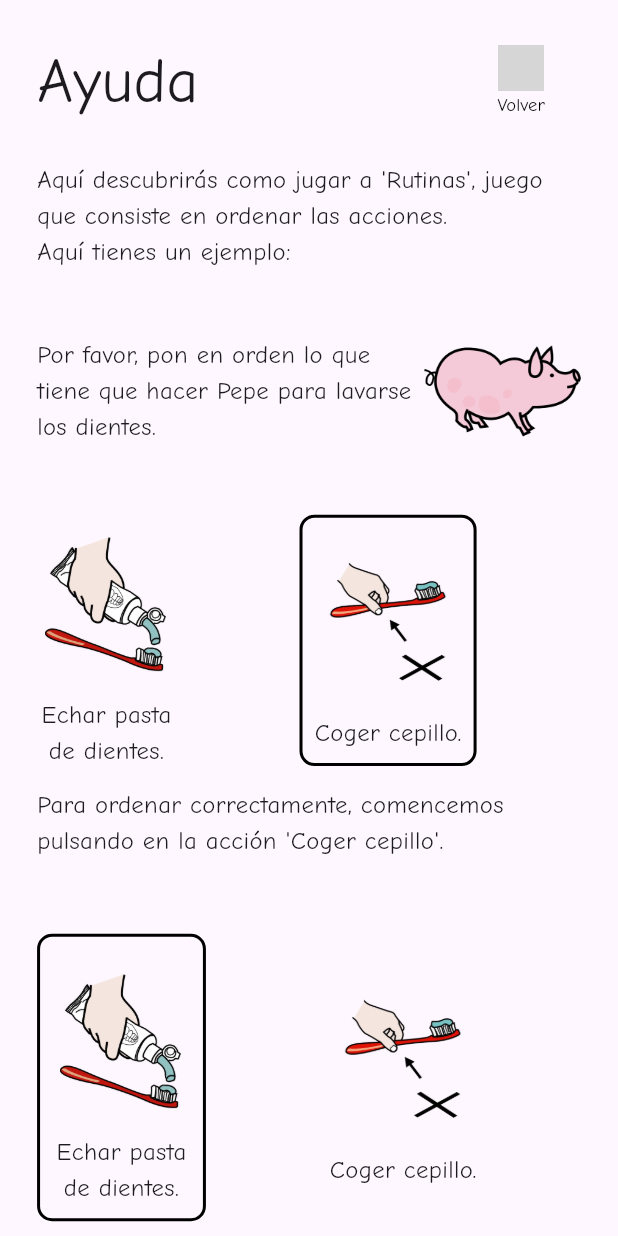
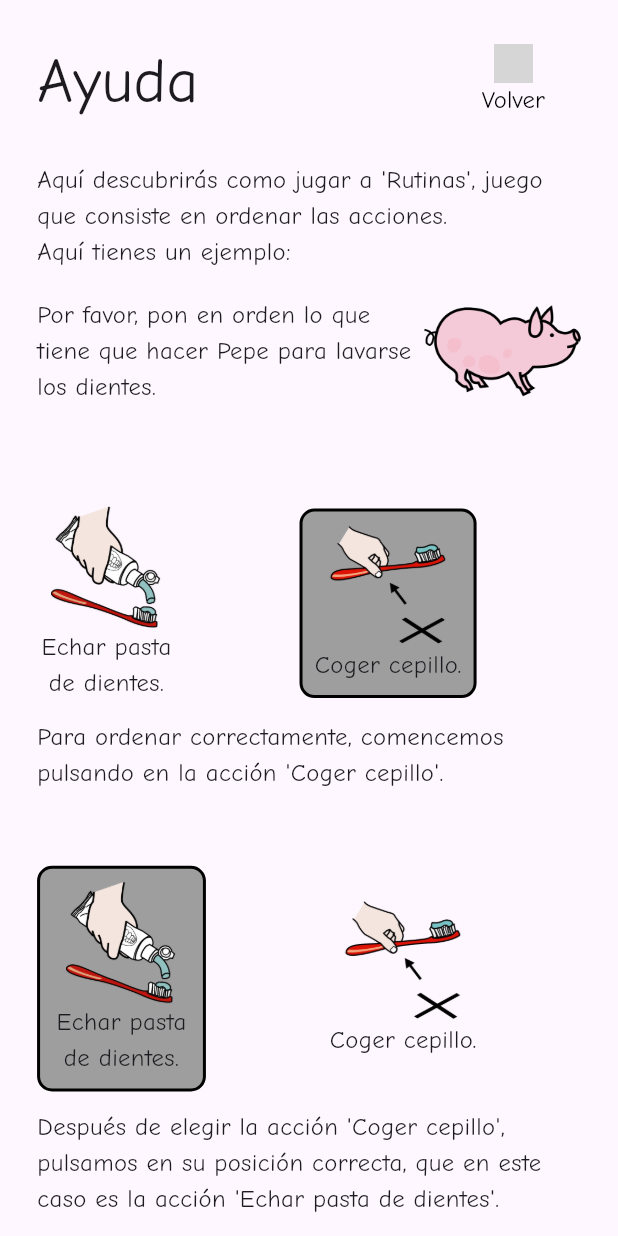
Before and after one commit to alonsodesansegundo/rutirse, a Flutter app: the screen it shows after launch, after a tap on "Ayuda", on a phone screen of 412 x 824 dp. Run offline on Flutter 3.47's test engine with Material 3 defaults, Android fonts, the phone set to English and light mode, and no system bars; our stand-ins replace flutter_tts, sqflite; accounts and stored records are empty; grey boxes are pictures that could not be loaded.

Commit message:
Correciones dee tamaño y parar de reproducir audio si salimos de la pantalla

```diff
--- a/lib/screens/ayuda.dart
+++ b/lib/screens/ayuda.dart
@@ -73,7 +73,7 @@ class _AyudaState extends State<Ayuda> {
                         'Volver',
                         style: TextStyle(
                             fontFamily: 'ComicNeue',
-                            fontSize: textSize * 0.75,
+                            fontSize: textSize,
                             color: Colors.black),
                       ),
                       onPressed: () {
@@ -124,6 +124,7 @@ class _AyudaState extends State<Ayuda> {
                     ),
                   ],
                 ),
+                SizedBox(height: espacioAlto * 2), // Espacio entre los textos
                 // AYUDA 1
                 Row(
                   children: [
@@ -150,6 +151,7 @@ class _AyudaState extends State<Ayuda> {
                     Container(
                       padding: EdgeInsets.all(8.0),
                       decoration: BoxDecoration(
+                        color: Colors.grey,
                         border: Border.all(
                           color: Colors.black,
                           width: 2.0,
@@ -192,6 +194,7 @@ class _AyudaState extends State<Ayuda> {
                     Container(
                       padding: EdgeInsets.all(8.0),
                       decoration: BoxDecoration(
+                        color: Colors.grey,
                         border: Border.all(
                           color: Colors.black,
                           width: 2.0,
@@ -346,15 +349,15 @@ class _AyudaState extends State<Ayuda> {
       espacioAlto = screenSize.height * 0.04;
       imgHeight = screenSize.height / 5;
       imgWidth = screenSize.width / 5;
-      imgVolverHeight = imgHeight / 2;
+      imgVolverHeight = screenSize.height / 10;
     } else {
       titleSize = screenSize.width * 0.10;
       textSize = screenSize.width * 0.04;
       espacioPadding = screenSize.height * 0.03;
       espacioAlto = screenSize.height * 0.03;
-      imgHeight = screenSize.height * 0.15;
+      imgHeight = screenSize.height / 10;
       imgWidth = screenSize.width / 5;
-      imgVolverHeight = imgHeight / 4;
+      imgVolverHeight = screenSize.height / 32;
     }
   }
 
```
Also changed, not shown: lib/screens/jugar.dart (+36 -20 lines), assets/img/medallas/correcto.png (added), assets/img/medallas/incorrecto.png (added).
